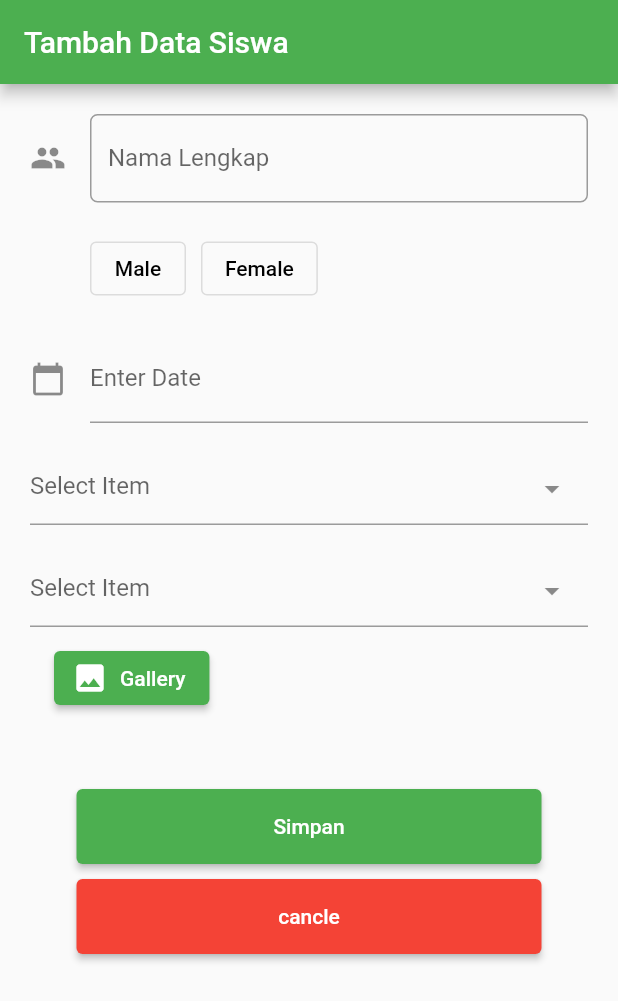
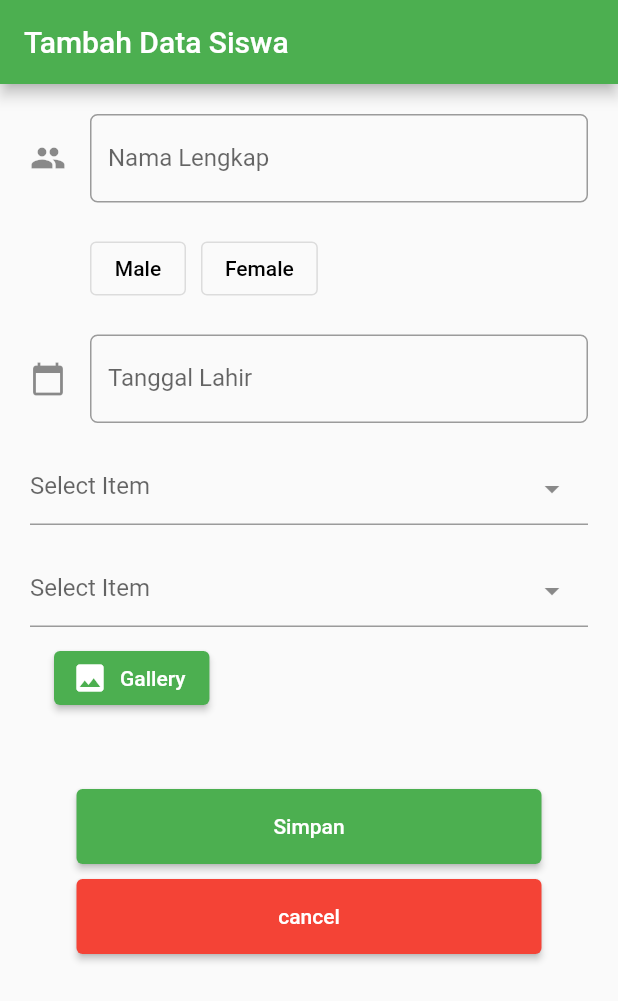
Before and after one commit to MN08/test_programming_muhammad_nurhuda_hendrian, a Flutter app: the AddStudent screen opened by its route, on a phone screen of 412 x 824 dp. Shown: the top 1001 px of the screen. Run offline on Flutter 3.47's test engine with Material 2 defaults, Android fonts, the light colour scheme and no system bars; drawn by our look-alikes of dropdown_textfield; our stand-ins replace go_router; missing offline and left inert: d_method, d_view; network calls fail.

Commit message:
add some add-student decoration

```diff
--- a/lib/model/students.dart
+++ b/lib/model/students.dart
@@ -1,3 +1,5 @@
+import 'province.dart';
+
 import 'city.dart';
 
 class Student {
@@ -6,33 +8,33 @@ class Student {
     required this.name,
     required this.gender,
     required this.birthDate,
-    required this.province,
-    required this.city,
     required this.photo,
     required this.createdAt,
     required this.updatedAt,
+    required this.province,
+    required this.city,
   });
 
   String id;
   String name;
   String gender;
   DateTime birthDate;
-  City province;
+  String photo;
+  DateTime createdAt;
+  DateTime updatedAt;
+  Province province;
   City city;
-  String photo;
-  String createdAt;
-  String updatedAt;
 
   factory Student.fromJson(Map<String, dynamic> json) => Student(
         id: json["_id"],
         name: json["name"],
         gender: json["gender"],
         birthDate: DateTime.parse(json["birthDate"]),
-        province: City.fromJson(json["province"]),
+        province: Province.fromJson(json["province"]),
         city: City.fromJson(json["city"]),
         photo: json["photo"],
-        createdAt: json["created_at"],
-        updatedAt: json["updated_at"],
+        createdAt: DateTime.parse(json["created_at"]),
+        updatedAt: DateTime.parse(json["updated_at"]),
       );
 
   Map<String, dynamic> toJson() => {
--- a/lib/page/add_student.dart
+++ b/lib/page/add_student.dart
@@ -79,10 +79,12 @@ class _AddStudentState extends State<AddStudent> {
               ),
               TextField(
                 controller: dateinput, //editing controller of this TextField
-                decoration: const InputDecoration(
-                    icon: Icon(Icons.calendar_today), //icon of text field
-                    labelText: "Enter Date" //label text of field
-                    ),
+                decoration: InputDecoration(
+                    hintText: "Tanggal Lahir",
+                    labelText: "Tanggal Lahir",
+                    icon: Icon(Icons.calendar_today),
+                    border: OutlineInputBorder(
+                        borderRadius: BorderRadius.circular(5))),
                 readOnly:
                     true, //set it true, so that user will not able to edit text
                 onTap: () async {
@@ -120,8 +122,12 @@ class _AddStudentState extends State<AddStudent> {
                 clearOption: true,
                 // enableSearch: true,
                 // dropdownColor: Colors.green,
-                searchDecoration: const InputDecoration(
-                    hintText: "enter your custom hint text here"),
+                searchDecoration: InputDecoration(
+                  hintText: "Masukan Provinsi",
+                  icon: Icon(Icons.map_outlined),
+                  border: OutlineInputBorder(
+                      borderRadius: BorderRadius.circular(5)),
+                ),
                 validator: (value) {
                   if (value == null) {
                     return "Required field";
@@ -159,8 +165,12 @@ class _AddStudentState extends State<AddStudent> {
                 clearOption: true,
                 // enableSearch: true,
                 // dropdownColor: Colors.green,
-                searchDecoration: const InputDecoration(
-                    hintText: "enter your custom hint text here"),
+                searchDecoration: InputDecoration(
+                  hintText: "Masukan Kota",
+                  icon: Icon(Icons.map_rounded),
+                  border: OutlineInputBorder(
+                      borderRadius: BorderRadius.circular(5)),
+                ),
                 validator: (value) {
                   if (value == null) {
                     return "Required field";
@@ -230,7 +240,7 @@ class _AddStudentState extends State<AddStudent> {
                     backgroundColor:
                         MaterialStateProperty.all<Color>(Colors.red),
                   ),
-                  child: const Text('cancle'),
+                  child: const Text('cancel'),
                   onPressed: () {},
                 ),
               ),
--- a/lib/page/update_student.dart
+++ b/lib/page/update_student.dart
@@ -231,7 +231,7 @@ class _UpdateStudentState extends State<UpdateStudent> {
                     backgroundColor:
                         MaterialStateProperty.all<Color>(Colors.red),
                   ),
-                  child: const Text('cancle'),
+                  child: const Text('cancel'),
                   onPressed: () {},
                 ),
               ),
--- a/lib/source/student_source.dart
+++ b/lib/source/student_source.dart
@@ -54,11 +54,11 @@ class StudentSource {
         'city': city,
         'photo': photo
       });
-      DMethod.printTitle('Topic Source - Update Topic', response.body);
+      DMethod.printTitle('Student Source - Update Student', response.body);
       Map responseBody = jsonDecode(response.body);
       return responseBody['success'];
     } catch (e) {
-      DMethod.printTitle('Topic Source - Update Topic', e.toString());
+      DMethod.printTitle('Student Source - Update Student', e.toString());
       return false;
     }
   }
@@ -69,7 +69,7 @@ class StudentSource {
       Response response = await Client().get(Uri.parse(url));
       DMethod.printTitle('Student Source - Get All Student', response.body);
       Map responseBody = jsonDecode(response.body);
-      if (responseBody['success']) {
+      if (response.statusCode == '200') {
         List list = responseBody['data'];
         return list.map((e) {
           Map<String, dynamic> item = Map<String, dynamic>.from(e);
```
Also changed, not shown: lib/source/province_source.dart (added, +32 -0 lines), lib/widget/item_student.dart (+11 -62 lines).
